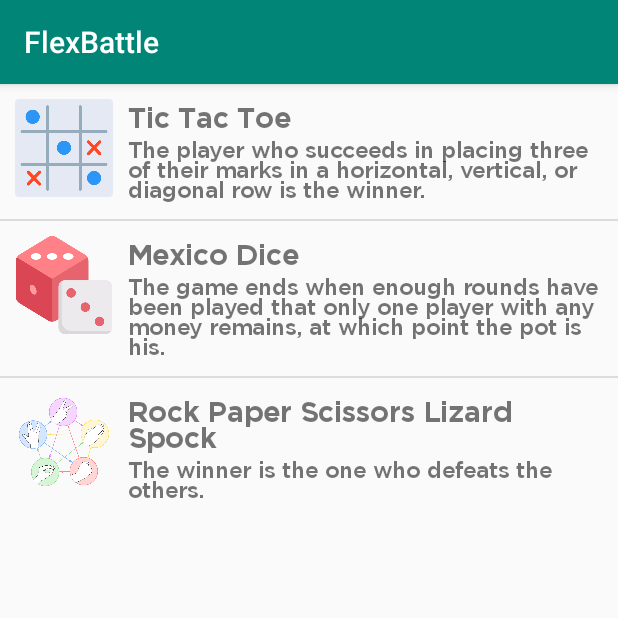
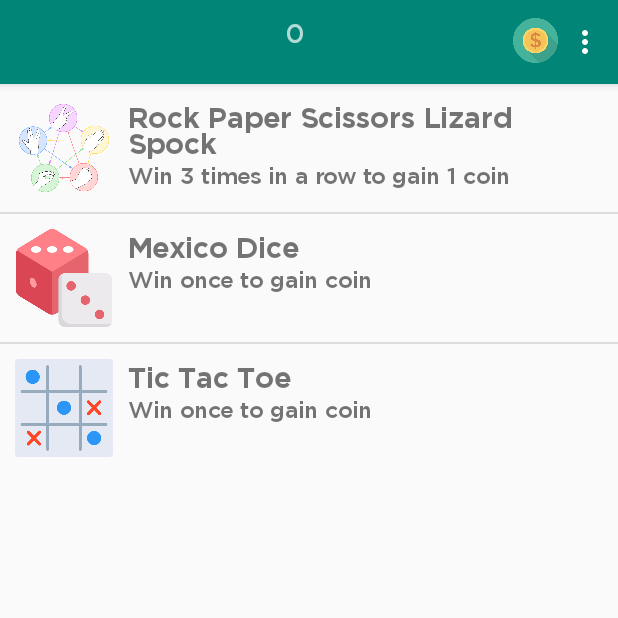
Before and after one commit to Konopl9/FlexBattle, an Android app: the GamesListActivity screen opened directly, with no data from a screen before it, on a phone screen of 412 x 824 dp, the top half of it. Run offline under Robolectric (Android 15) with nearby library versions, the phone set to English and light mode, and no system bars; 4 statements that could not run were skipped.

Commit message:
Reworking toolBar, add gain coins in first game

```diff
--- a/app/src/main/java/com/example/flexbattle/DBHelper.java
+++ b/app/src/main/java/com/example/flexbattle/DBHelper.java
@@ -108,7 +108,10 @@ public class DBHelper extends SQLiteOpenHelper {
     db.execSQL(CREATE_TABLE_USER_HAS_GAME);
     db.execSQL(CREATE_TABLE_GAME);
     insertGameIntoTable(db);
+    insertSuperUser(db);
   }
+
+
 
   @Override
   public void onUpgrade(SQLiteDatabase db, int oldVersion, int newVersion) {
@@ -122,25 +125,51 @@ public class DBHelper extends SQLiteOpenHelper {
     ContentValues contentValues = new ContentValues();
 
     contentValues.put(DBHelper.GAME_KEY_ID, 0);
-    contentValues.put(DBHelper.GAME_KEY_TITLE, "Tic Tac Toe");
+    contentValues.put(DBHelper.GAME_KEY_TITLE, "Rock Paper Scissors Lizard Spock");
     contentValues.put(DBHelper.GAME_KEY_DESCRIPTION, "Play");
     contentValues.put(DBHelper.GAME_KEY_WAYTOWIN, "Win");
     contentValues.put(DBHelper.GAME_KEY_PRICE, 0);
     database.insert(DBHelper.TABLE_GAME, null, contentValues);
     contentValues.clear();
     contentValues.put(DBHelper.GAME_KEY_ID, 1);
-    contentValues.put(DBHelper.GAME_KEY_TITLE, "Mexico dice");
+    contentValues.put(DBHelper.GAME_KEY_TITLE, "Tic Tac Toe");
     contentValues.put(DBHelper.GAME_KEY_DESCRIPTION, "Play");
     contentValues.put(DBHelper.GAME_KEY_WAYTOWIN, "Win");
     contentValues.put(DBHelper.GAME_KEY_PRICE, 10);
     database.insert(DBHelper.TABLE_GAME, null, contentValues);
     contentValues.clear();
     contentValues.put(DBHelper.GAME_KEY_ID, 2);
-    contentValues.put(DBHelper.GAME_KEY_TITLE, "Rock Paper Scissors Lizard Spock");
+    contentValues.put(DBHelper.GAME_KEY_TITLE, "Mexico dice");
     contentValues.put(DBHelper.GAME_KEY_DESCRIPTION, "Play");
     contentValues.put(DBHelper.GAME_KEY_WAYTOWIN, "Win");
     contentValues.put(DBHelper.GAME_KEY_PRICE, 20);
     database.insert(DBHelper.TABLE_GAME, null, contentValues);
     contentValues.clear();
   }
+
+  private void insertSuperUser(SQLiteDatabase database) {
+
+    ContentValues contentValues = new ContentValues();
+    contentValues.put(DBHelper.USER_KEY_LOGIN, "test");
+    contentValues.put(DBHelper.USER_KEY_PASSWORD, "test");
+    contentValues.put(DBHelper.USER_KEY_EMAIL, "test@gmail.com");
+    contentValues.put(DBHelper.USER_KEY_POINTS, 100);
+    database.insert(DBHelper.TABLE_USER, null, contentValues);
+    contentValues.clear();
+    contentValues.put(DBHelper.USER_HAS_GAME_KEY_USER_ID, "test");
+    contentValues.put(DBHelper.USER_HAS_GAME_KEY_GAME_ID, 1);
+    contentValues.put(DBHelper.USER_HAS_GAME_KEY_STATE, 1);
+    database.insert(DBHelper.TABLE_USER_HAS_GAME, null, contentValues);
+    contentValues.clear();
+    contentValues.put(DBHelper.USER_HAS_GAME_KEY_USER_ID, "test");
+    contentValues.put(DBHelper.USER_HAS_GAME_KEY_GAME_ID, 2);
+    contentValues.put(DBHelper.USER_HAS_GAME_KEY_STATE, 1);
+    database.insert(DBHelper.TABLE_USER_HAS_GAME, null, contentValues);
+    contentValues.clear();
+    contentValues.put(DBHelper.USER_HAS_GAME_KEY_USER_ID, "test");
+    contentValues.put(DBHelper.USER_HAS_GAME_KEY_GAME_ID, 3);
+    contentValues.put(DBHelper.USER_HAS_GAME_KEY_STATE, 1);
+    database.insert(DBHelper.TABLE_USER_HAS_GAME, null, contentValues);
+    contentValues.clear();
+  }
 }
--- a/app/src/main/java/com/example/flexbattle/GamesListActivity.java
+++ b/app/src/main/java/com/example/flexbattle/GamesListActivity.java
@@ -6,11 +6,15 @@ import android.database.Cursor;
 import android.database.sqlite.SQLiteDatabase;
 import android.os.Bundle;
 import android.util.Log;
+import android.view.Menu;
+import android.view.MenuInflater;
 import android.view.View;
 import android.widget.AdapterView;
 import android.widget.ListView;
+import android.widget.TextView;
 
 import androidx.appcompat.app.AppCompatActivity;
+import androidx.appcompat.widget.Toolbar;
 
 import java.util.ArrayList;
 import java.util.List;
@@ -21,29 +25,42 @@ public class GamesListActivity extends AppCompatActivity {
 
   ListView listView;
 
-  String[] nameArray = {"Tic Tac Toe", "Mexico Dice", "Rock Paper Scissors Lizard Spock"};
+  TextView tw_money, tw_login;
+
+  String[] nameArray = {"Rock Paper Scissors Lizard Spock", "Mexico Dice", "Tic Tac Toe"};
 
   String[] infoArray = {
-    "The player who succeeds in placing three of their marks in a horizontal, vertical, or diagonal row is the winner.",
-    "The game ends when enough rounds have been played that only one player with any money remains, at which point the pot is his.",
-    "The winner is the one who defeats the others."
+    "Win 3 times in a row to gain 1 coin", "Win once to gain coin", "Win once to gain coin"
   };
 
   Integer[] imageArray = {
-    R.drawable.tic_tac_toe_icon, R.drawable.mexico_dice_icon, R.drawable.rpsls_icon
+    R.drawable.rpsls_icon, R.drawable.mexico_dice_icon, R.drawable.tic_tac_toe_icon
   };
+
+  String user_login;
 
   @Override
   protected void onCreate(Bundle savedInstanceState) {
     super.onCreate(savedInstanceState);
     setContentView(R.layout.activity_games_list);
+    // Toolbar
+    Toolbar toolbar = findViewById(R.id.toolbar);
+    setSupportActionBar(toolbar);
+    tw_money = findViewById(R.id.FlexMoney);
+    tw_login = findViewById(R.id.toolbarLogin);
 
     dbHelper = new DBHelper(this);
     SQLiteDatabase database = dbHelper.getReadableDatabase();
+
     int count_of_players = getIntent().getExtras().getInt("COUNT_OF_PLAYERS");
-    String user_login = getIntent().getExtras().getString("PLAYER_LOGIN");
+    user_login = getIntent().getExtras().getString("PLAYER_LOGIN");
     String second_user_login = getIntent().getExtras().getString("SECOND_USER_LOGIN");
     String main_in_game_login;
+
+    // Tool bar insert data
+    tw_login.setText(user_login);
+    int user_money = getUserMoney(database, user_login);
+    tw_money.setText(String.valueOf(user_money));
 
     // separate for solo and multilayer
     if (count_of_players == 1) {
@@ -67,16 +84,33 @@ public class GamesListActivity extends AppCompatActivity {
           @Override
           public void onItemClick(AdapterView<?> parent, View view, int position, long id) {
             if (position == 0) {
-              openTicTacToeGame();
+
+              openRockPaperScissorsLizardSpockGame();
             }
             if (position == 1) {
               openMexicoDiceGame();
 
             } else if (position == 2) {
-              openRockPaperScissorsLizardSpockGame();
+              openTicTacToeGame();
             }
           }
         });
+  }
+
+  @Override
+  public boolean onCreateOptionsMenu(Menu menu) {
+    MenuInflater inflater = getMenuInflater();
+    inflater.inflate(R.menu.menu_game_list, menu);
+    return true;
+  }
+
+  @Override
+  public void onResume() { // After a pause OR at startup
+    super.onResume();
+    // Refresh your stuff here
+    SQLiteDatabase database = dbHelper.getReadableDatabase();
+    int user_money = getUserMoney(database, user_login);
+    tw_money.setText(String.valueOf(user_money));
   }
 
   // Return list with game state for current login
@@ -104,6 +138,28 @@ public class GamesListActivity extends AppCompatActivity {
     return gamesState;
   }
 
+  private int getUserMoney(SQLiteDatabase database, String user_login) {
+    int money_value = 0;
+    Cursor cursor =
+        database.rawQuery(
+            "SELECT * FROM "
+                + DBHelper.TABLE_USER
+                + " WHERE "
+                + DBHelper.USER_KEY_LOGIN
+                + "='"
+                + user_login
+                + "'",
+            null);
+    if (cursor.moveToFirst()) {
+      int game_state = cursor.getColumnIndex(DBHelper.USER_KEY_POINTS);
+      do {
+        money_value = cursor.getInt(game_state);
+      } while (cursor.moveToNext());
+    } else Log.d("mLog", "0 rows");
+    cursor.close();
+    return money_value;
+  }
+
   // open tic tac toe game
   private void openTicTacToeGame() {
     Intent intent = new Intent(this, TicTacToeActivity.class);
@@ -119,6 +175,7 @@ public class GamesListActivity extends AppCompatActivity {
   // open rock paper scissors lizard spock game
   private void openRockPaperScissorsLizardSpockGame() {
     Intent intent = new Intent(this, RockPaperScissorsLizardSpockActivity.class);
+    intent.putExtra("RockPaperScissorsLizardSpockGame_USER_LOGIN", user_login);
     startActivity(intent);
   }
 }
--- a/app/src/main/java/com/example/flexbattle/RockPaperScissorsLizardSpockActivity.java
+++ b/app/src/main/java/com/example/flexbattle/RockPaperScissorsLizardSpockActivity.java
@@ -1,6 +1,10 @@
 package com.example.flexbattle;
 
+import android.content.ContentValues;
+import android.database.Cursor;
+import android.database.sqlite.SQLiteDatabase;
 import android.os.Bundle;
+import android.util.Log;
 import android.view.View;
 import android.widget.Button;
 import android.widget.ImageView;
@@ -17,20 +21,23 @@ public class RockPaperScissorsLizardSpockActivity extends AppCompatActivity {
   private static final int PAPER = 2;
   private static final int LIZARD = 3;
   private static final int SCISSORS = 4;
-
+  DBHelper dbHelper;
+  String user_login;
   private ImageView iv_cpu, iv_player;
   private Button rock, spock, paper, lizard, scissors;
-
   private TextView tv_info;
-
   private Random r;
-
   private int playedCPU, playedPLAYER;
+  private int winCounter = 0;
 
   @Override
   protected void onCreate(Bundle savedInstanceState) {
     super.onCreate(savedInstanceState);
     setContentView(R.layout.activity_rock_paper_scissors_lizard_spock);
+
+    user_login = getIntent().getExtras().getString("RockPaperScissorsLizardSpockGame_USER_LOGIN");
+
+    dbHelper = new DBHelper(this);
 
     iv_cpu = findViewById(R.id.iv_cpu);
     iv_player = findViewById(R.id.iv_player);
@@ -105,10 +112,19 @@ public class RockPaperScissorsLizardSpockActivity extends AppCompatActivity {
 
   // Converts result from the getWinner() function to text
   private String getWinnerText(int result) {
+    SQLiteDatabase database = dbHelper.getWritableDatabase();
+    ContentValues contentValues = new ContentValues();
+    int currentMoneyValue = getCurrentMoneyValue(database, user_login);
     switch (result) {
       case 1:
+        winCounter++;
+        if (winCounter == 3) {
+          winCounter = 0;
+          putMoneyValue(database, user_login, contentValues, currentMoneyValue + 1);
+        }
         return "Winner Player";
       case -1:
+        winCounter--;
         return "Winner CPU";
       case 0:
         return "Draw";
@@ -117,9 +133,9 @@ public class RockPaperScissorsLizardSpockActivity extends AppCompatActivity {
     }
   }
 
-  //set images of the picks
-    private void setImages(int A, int B){
-      switch (A){
+  // set images of the picks
+  private void setImages(int A, int B) {
+    switch (A) {
       case ROCK:
         iv_player.setImageResource(R.drawable.rock);
         break;
@@ -135,9 +151,8 @@ public class RockPaperScissorsLizardSpockActivity extends AppCompatActivity {
       case SCISSORS:
         iv_player.setImageResource(R.drawable.scissors);
         break;
-
     }
-        switch (B){
+    switch (B) {
       case ROCK:
         iv_cpu.setImageResource(R.drawable.rock);
         break;
@@ -153,7 +168,36 @@ public class RockPaperScissorsLizardSpockActivity extends AppCompatActivity {
       case SCISSORS:
         iv_cpu.setImageResource(R.drawable.scissors);
         break;
-
     }
   }
+
+  private int getCurrentMoneyValue(SQLiteDatabase database, String login) {
+    int money_value = 0;
+    Cursor cursor =
+        database.rawQuery(
+            "SELECT * FROM "
+                + DBHelper.TABLE_USER
+                + " WHERE "
+                + DBHelper.USER_KEY_LOGIN
+                + "='"
+                + login
+                + "'",
+            null);
+    if (cursor.moveToFirst()) {
+      int points = cursor.getColumnIndex(DBHelper.USER_KEY_POINTS);
+      do {
+        money_value = cursor.getInt(points);
+      } while (cursor.moveToNext());
+    } else Log.d("mLog", "0 rows");
+    cursor.close();
+    return money_value;
   }
+
+  private void putMoneyValue(
+      SQLiteDatabase database, String login, ContentValues contentValues, int currentMoneyValue) {
+    String strFilter = DBHelper.USER_KEY_LOGIN + " = " + "'" + login + "'";
+    contentValues.put(DBHelper.USER_KEY_POINTS, currentMoneyValue);
+    database.update(DBHelper.TABLE_USER, contentValues, strFilter, null);
+    contentValues.clear();
+  }
+}
--- /dev/null
+++ b/app/src/main/res/layout-v16/toolbar.xml
@@ -0,0 +1,51 @@
+<?xml version="1.0" encoding="utf-8"?>
+<androidx.appcompat.widget.Toolbar xmlns:android="http://schemas.android.com/apk/res/android"
+    xmlns:app="http://schemas.android.com/apk/res-auto"
+    android:layout_width="match_parent"
+    android:layout_height="wrap_content"
+    android:background="@color/colorPrimary"
+    android:elevation="4dp"
+    android:theme="@style/ThemeOverlay.AppCompat.Dark.ActionBar"
+    app:popupTheme="@style/ThemeOverlay.AppCompat.Light">
+
+    <RelativeLayout
+        android:layout_width="match_parent"
+        android:layout_height="wrap_content">
+
+        <TextView
+            android:id="@+id/toolbarLogin"
+            android:layout_width="201dp"
+            android:layout_height="32dp"
+            android:layout_alignParentStart="true"
+            android:layout_alignParentLeft="true"
+            android:fontFamily="@font/gothambold"
+            android:text="(PLAYER LOGIN)"
+            android:textSize="16dp" />
+
+        <TextView
+            android:id="@+id/FlexMoney"
+            android:layout_width="154dp"
+            android:layout_height="wrap_content"
+            android:layout_alignParentEnd="true"
+            android:layout_alignParentRight="true"
+            android:layout_marginEnd="38dp"
+            android:layout_marginRight="38dp"
+            android:fontFamily="@font/gothammedium"
+            android:paddingStart="10dp"
+            android:paddingLeft="10dp"
+            android:paddingEnd="30dp"
+            android:paddingRight="16dp"
+            android:text="Flex money:"
+            android:textSize="18sp" />
+
+        <ImageView
+            android:id="@+id/coin_img"
+            android:layout_width="30dp"
+            android:layout_height="30dp"
+            android:layout_alignParentRight="true"
+            android:src="@drawable/coin"
+            android:layout_alignParentEnd="true" />
+
+    </RelativeLayout>
+
+</androidx.appcompat.widget.Toolbar>
--- a/app/src/main/res/layout/activity_games_list.xml
+++ b/app/src/main/res/layout/activity_games_list.xml
@@ -1,14 +1,20 @@
 <?xml version="1.0" encoding="utf-8"?>
-<LinearLayout xmlns:android="http://schemas.android.com/apk/res/android"
-    xmlns:app="http://schemas.android.com/apk/res-auto"
+<RelativeLayout xmlns:android="http://schemas.android.com/apk/res/android"
     xmlns:tools="http://schemas.android.com/tools"
     android:layout_width="match_parent"
     android:layout_height="match_parent"
     tools:context=".GamesListActivity">
 
+    <include
+        android:id="@+id/toolbar"
+        layout="@layout/toolbar" />
+
+
     <ListView
         android:id="@+id/listviewID"
-        android:layout_width="fill_parent"
-        android:layout_height="wrap_content" />
+        android:layout_width="wrap_content"
+        android:layout_height="wrap_content"
+        android:layout_below="@+id/toolbar"
+        android:layout_marginTop="0dp" />
 
-</LinearLayout>
+</RelativeLayout>
--- /dev/null
+++ b/app/src/main/res/layout/toolbar.xml
@@ -0,0 +1,42 @@
+<?xml version="1.0" encoding="utf-8"?>
+<androidx.appcompat.widget.Toolbar xmlns:android="http://schemas.android.com/apk/res/android"
+    xmlns:app="http://schemas.android.com/apk/res-auto"
+    android:layout_width="match_parent"
+    android:layout_height="wrap_content"
+    android:background="@color/colorPrimary"
+    android:elevation="4dp"
+    android:theme="@style/ThemeOverlay.AppCompat.Dark.ActionBar"
+    app:popupTheme="@style/ThemeOverlay.AppCompat.Light">
+
+    <LinearLayout
+        android:layout_width="match_parent"
+        android:layout_height="wrap_content"
+        android:orientation="horizontal">
+
+        <TextView
+            android:id="@+id/toolbarLogin"
+            android:layout_width="wrap_content"
+            android:layout_height="wrap_content"
+            android:text="(PLAYER LOGIN)"
+            android:textSize="20sp"
+            android:fontFamily="@font/gothambold" />
+
+        <TextView
+            android:id="@+id/FlexMoney"
+            android:layout_width="wrap_content"
+            android:layout_height="wrap_content"
+            android:gravity="right"
+            android:text="100"
+            android:paddingLeft="120dp"
+            android:textSize="22sp" />
+
+        <ImageView
+            android:id="@+id/coin_img"
+            android:layout_width="30dp"
+            android:layout_height="30dp"
+            android:paddingLeft="10dp"
+            android:src="@drawable/coin" />
+
+    </LinearLayout>
+
+</androidx.appcompat.widget.Toolbar>
--- /dev/null
+++ b/app/src/main/res/menu/menu_game_list.xml
@@ -0,0 +1,15 @@
+<?xml version="1.0" encoding="utf-8"?>
+<menu xmlns:android="http://schemas.android.com/apk/res/android"
+    xmlns:app="http://schemas.android.com/apk/res-auto">
+
+    <item
+        android:id="@+id/account_setting_item"
+        android:title="Account"
+        app:showAsAction="never" />
+
+    <item
+        android:id="@+id/shop_item"
+        android:title="Buy games"
+        app:showAsAction="never" />
+
+</menu>
--- a/app/src/main/res/values/strings.xml
+++ b/app/src/main/res/values/strings.xml
@@ -1,3 +1,3 @@
 <resources>
-    <string name="app_name">FlexBattle</string>
+    <string name="app_name">Flex Battle</string>
 </resources>
--- a/app/src/main/res/values/styles.xml
+++ b/app/src/main/res/values/styles.xml
@@ -1,7 +1,7 @@
 <resources>
 
     <!-- Base application theme. -->
-    <style name="AppTheme" parent="Theme.AppCompat.Light.DarkActionBar">
+    <style name="AppTheme" parent="Theme.AppCompat.Light.NoActionBar">
         <!-- Customize your theme here. -->
         <item name="colorPrimary">@color/colorPrimary</item>
         <item name="colorPrimaryDark">@color/colorPrimaryDark</item>
```
Also changed, not shown: app/src/main/res/drawable/coin.png (added). Lines whose indentation alone changed are shown as unchanged.
